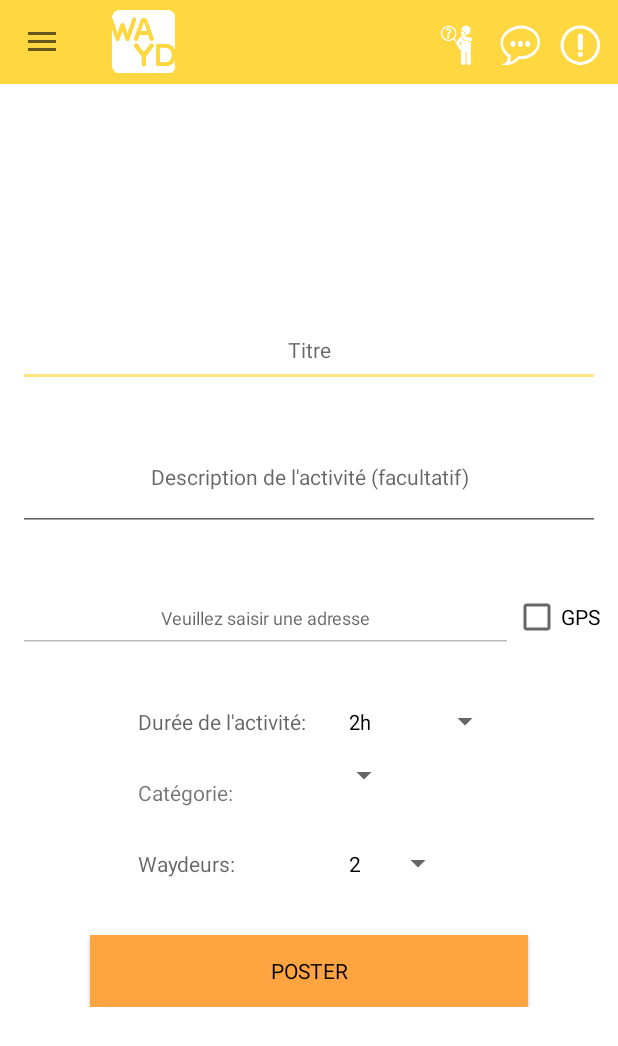
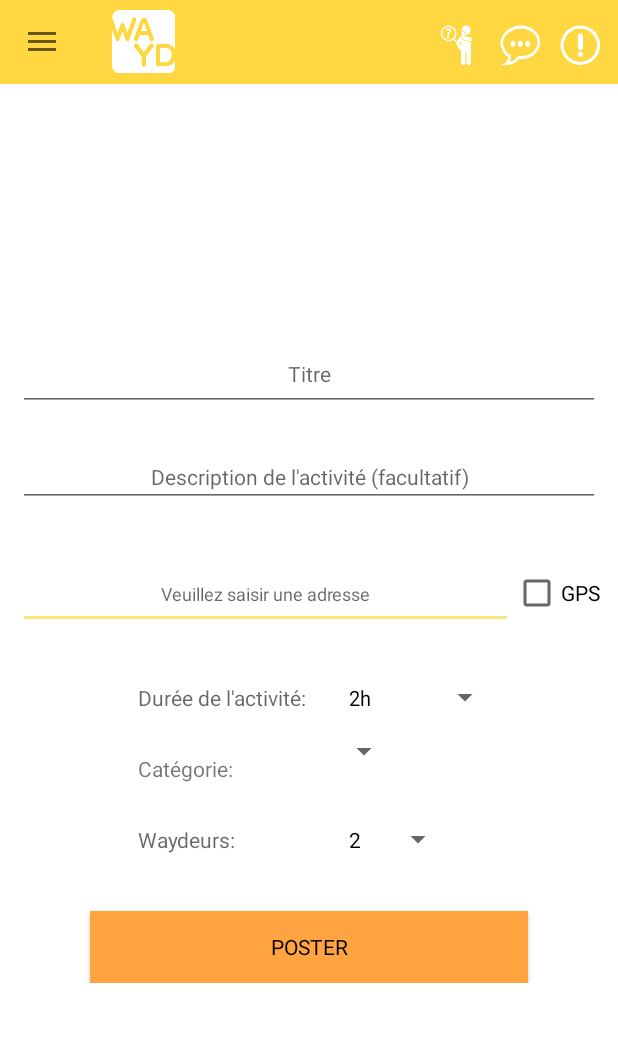
Before and after one commit to beaubibou/waydApp, an Android app: the ProposeActivites screen opened directly, with no data from a screen before it, on a phone screen of 412 x 824 dp. Shown: the top 1046 px of the screen. Run offline under Robolectric (Android 15) with nearby library versions, the phone set to English and light mode, and no system bars; our stand-ins replace Firebase (no records; nobody signed in at launch, a user with empty details on screens opened directly); libraries missing offline, so code that uses them is left out: com.facebook, cz.msebera.android; 10 statements that could not run were skipped.

Commit message:
New changelist

```diff
--- a/app/src/main/res/layout/s_menu_principal.xml
+++ b/app/src/main/res/layout/s_menu_principal.xml
@@ -1,4 +1,5 @@
 <?xml version="1.0" encoding="utf-8"?>
+
 <LinearLayout xmlns:android="http://schemas.android.com/apk/res/android"
 
     android:layout_width="match_parent"
--- a/app/src/main/res/layout/s_propose_activite.xml
+++ b/app/src/main/res/layout/s_propose_activite.xml
@@ -1,11 +1,15 @@
 <?xml version="1.0" encoding="utf-8"?>
-<RelativeLayout xmlns:android="http://schemas.android.com/apk/res/android"
-    xmlns:tools="http://schemas.android.com/tools"
+<LinearLayout xmlns:android="http://schemas.android.com/apk/res/android"
+
     android:layout_width="match_parent"
     android:layout_height="match_parent"
-    android:background="#FFFFFF">
+    android:orientation="vertical"
+    android:background="#FFFFFF"
+    android:gravity="center">
 
-
+<ScrollView
+    android:layout_width="match_parent"
+    android:layout_height="wrap_content">
     <LinearLayout
         android:layout_width="match_parent"
         android:layout_height="wrap_content"
@@ -16,14 +20,12 @@
         android:background="#FFFFFF"
         android:orientation="vertical">
 
-
         <EditText
             android:id="@+id/dateactivite"
             style="@style/Base.TextAppearance.AppCompat.Large"
             android:layout_width="match_parent"
             android:layout_height="wrap_content"
             android:layout_marginBottom="@dimen/marge2"
-
             android:gravity="center"
             android:hint="@string/s_proposeactivite_hintitre"
             android:imeOptions="actionNext"
@@ -44,7 +46,9 @@
             android:focusable="false"
             android:gravity="center"
             android:hint="@string/s_proposeactivite_hintdescription"
-            android:lines="3"
+
+            android:lines="1"
+            android:maxLines="3"
             android:maxLength="@string/maxLengtLibelleProposeActivite"
              android:textSize="@dimen/texte2"
            />
@@ -163,7 +167,6 @@
                 />
        </GridLayout>
 
-
         <Button
             android:id="@+id/id_buttonPropose"
             style="@style/Base.TextAppearance.AppCompat.Large"
@@ -175,11 +178,12 @@
             android:layout_marginTop="@dimen/marge2"
             android:background="#ffa440"
             android:gravity="center"
+            android:padding="@dimen/paddingButton"
             android:text="@string/s_proposeactivite_buttonposter"
             android:textColor="#000000"
-            android:textSize="@dimen/texte2"
-            android:padding="@dimen/paddingButton"/>
+            android:textSize="@dimen/texte2" />
 
     </LinearLayout>
+</ScrollView>
 
-</RelativeLayout>
+</LinearLayout>
```
Also changed, not shown: 1 other file.
